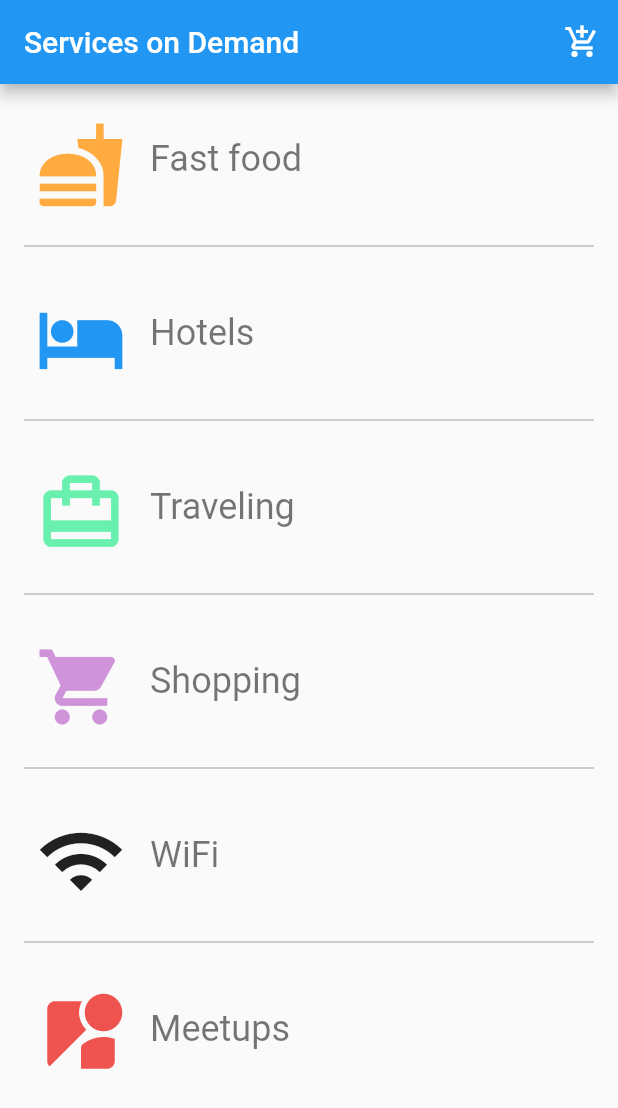
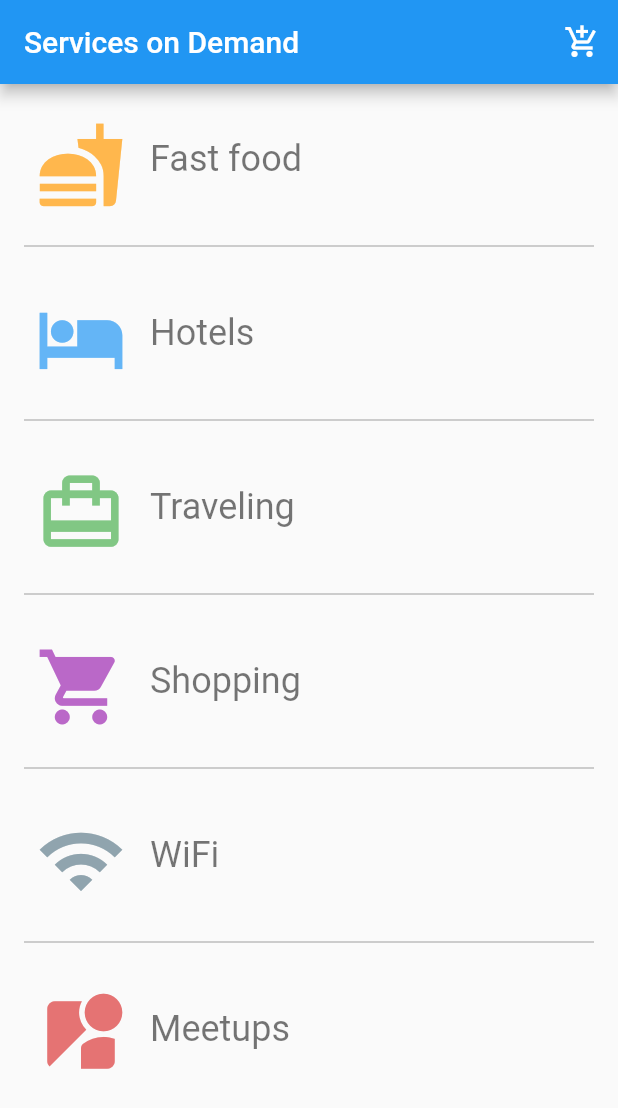
Before and after one commit to AllanJeremy/flutter_playground, a Flutter app: the screen it shows after launch, on a phone screen of 412 x 824 dp. Shown: the top 1108 px of the screen. Run offline on Flutter 3.47's test engine with Material 2 defaults, Android fonts, the phone set to English and light mode, and no system bars.

Commit message:
Changed border radius of custom tile to circular from elliptical - Still on the quiz 13 challenge - Added an icon color attribute. TODO: Find way of lightening a color programmatically - Changed the borderRadius for the material back to elliptical

```diff
--- a/lib/custom_tile.dart
+++ b/lib/custom_tile.dart
@@ -6,11 +6,12 @@ class CustomTile extends StatelessWidget
   final IconData icon;
   final String text;
   final Color color;
+  final Color iconColor;
 
   final double  height = 100.0;
   final double borderRadius = 50.0;
 
-  CustomTile({this.icon,this.text,this.color});
+  CustomTile({this.icon,this.text,this.color,this.iconColor});
 
   @override
   Widget build(BuildContext context)
@@ -33,7 +34,7 @@ class CustomTile extends StatelessWidget
                 padding: EdgeInsets.all(16.0),
                 child: Icon(
                   this.icon,
-                  color:this.color,
+                  color:this.iconColor,
                   size: 60.0,
                 ),
               ),
--- a/lib/main.dart
+++ b/lib/main.dart
@@ -25,37 +25,43 @@ class MyApp extends StatelessWidget
           body: new ListView(
             children: <Widget>[
               CustomTile(
-                color: Colors.orangeAccent,
+                color: Colors.orange[600],
+                iconColor: Colors.orange[300],
                 text:'Fast food',
                 icon:Icons.fastfood
               ),
               CustomDivider(),
               CustomTile(
-                color: Colors.blue,
+                color: Colors.blue[600],
+                iconColor: Colors.blue[300],
                 text:'Hotels',
                 icon:Icons.hotel
               ),
               CustomDivider(),
               CustomTile(
-                color: Colors.greenAccent,
+                color: Colors.green[600],
+                iconColor: Colors.green[300],
                 text:'Traveling',
                 icon:Icons.card_travel
               ),
               CustomDivider(),
               CustomTile(
-                color: Colors.purple[200],
+                color: Colors.purple[600],
+                iconColor: Colors.purple[300],
                 text:'Shopping',
                 icon:Icons.shopping_cart
               ),
               CustomDivider(),
               CustomTile(
-                color: Colors.black87,
+                color: Colors.blueGrey[600],
+                iconColor: Colors.blueGrey[300],
                 text:'WiFi',
                 icon:Icons.wifi
               ),
               CustomDivider(),
               CustomTile(
-                color: Colors.red[400],
+                color: Colors.red[600],
+                iconColor: Colors.red[300],
                 text:'Meetups',
                 icon:Icons.streetview
               ),
```
